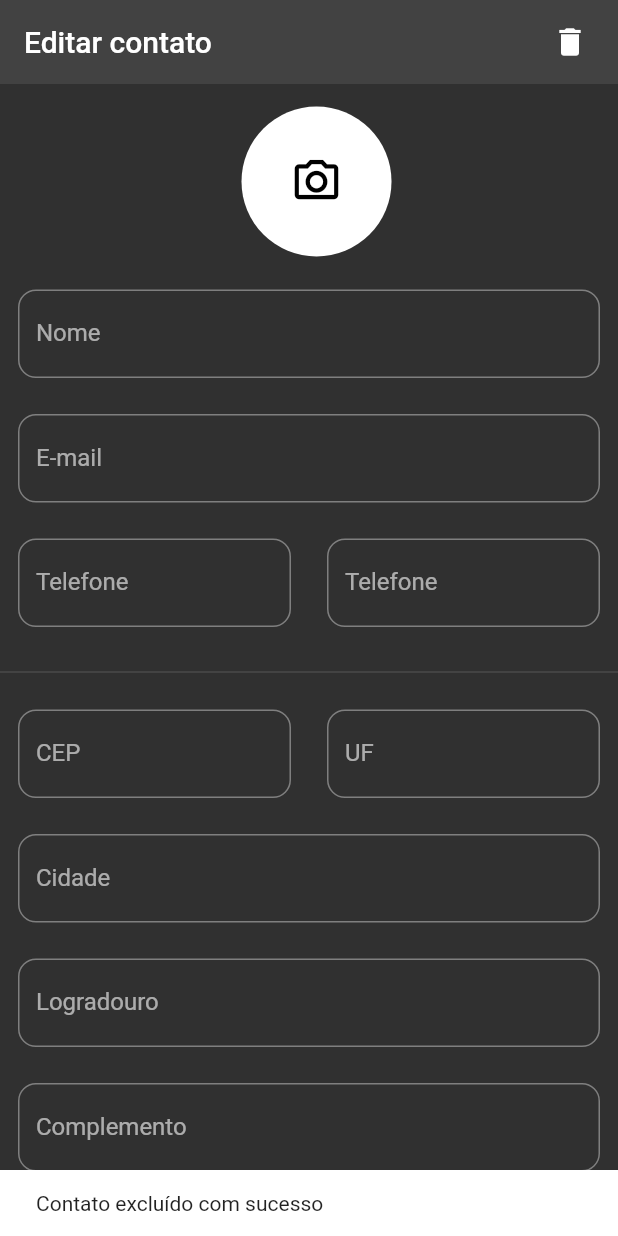
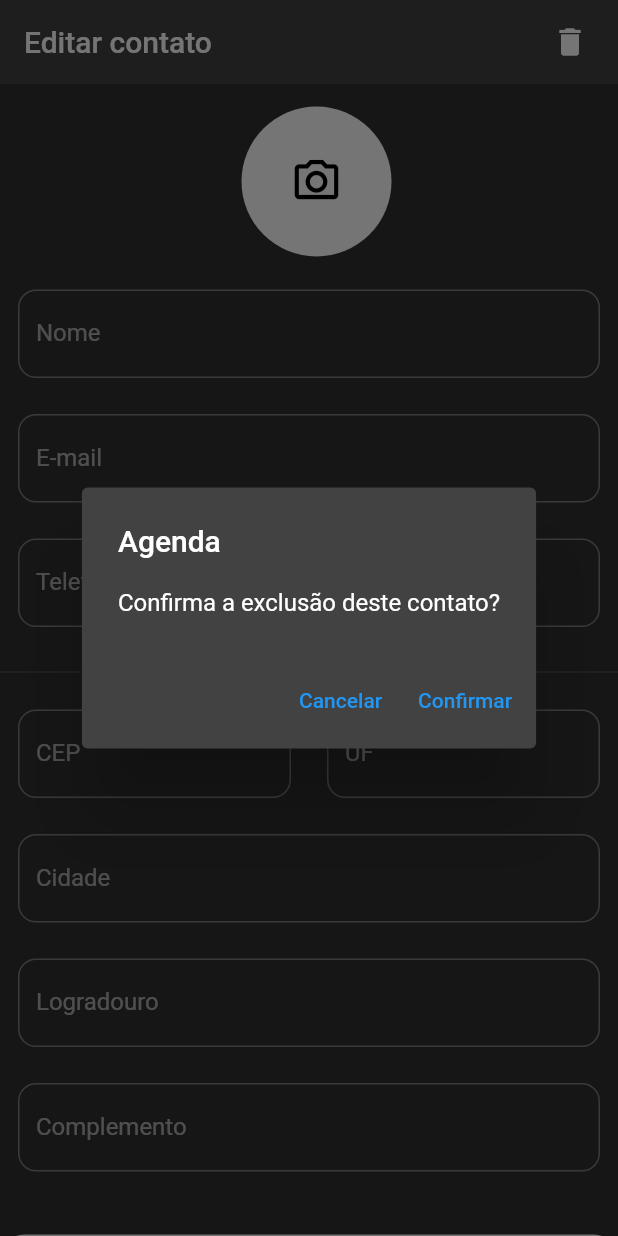
Before and after one commit to axcelloliveira/nucleus_agenda_eletronica, a Flutter app: the EditContactPage screen opened directly with empty values, after a tap on the "delete" icon, on a phone screen of 412 x 824 dp. Run offline on Flutter 3.47's test engine with Material 2 defaults, Android fonts, the phone set to English and light mode, and no system bars; our stand-ins replace cloud_firestore, firebase_core, get, image_picker; accounts and stored records are empty.

Commit message:
Excluir contato

```diff
--- a/lib/app/controllers/edit_contact_controller.dart
+++ b/lib/app/controllers/edit_contact_controller.dart
@@ -115,5 +115,7 @@ class EditContactController extends GetxController {
     } catch (error) {
       ScaffoldMessenger.of(context!).showSnackBar(errorDeleteSnackbar);
     }
+
+    Get.offAll(const ContactPage());
   }
 }
--- a/lib/app/views/pages/edit_contact_page.dart
+++ b/lib/app/views/pages/edit_contact_page.dart
@@ -44,9 +44,24 @@ class _EditContactPageState extends State<EditContactPage> {
           Padding(
             padding: const EdgeInsets.all(8.0),
             child: IconButton(
-              onPressed: () {
-                controller.deleteContact(context, widget.model2!.reference);
-              },
+              onPressed: () => showDialog<String>(
+                context: context,
+                builder: (BuildContext context) => AlertDialog(
+                  title: const Text('Agenda'),
+                  content: const Text('Confirma a exclusão deste contato?'),
+                  actions: <Widget>[
+                    TextButton(
+                      onPressed: () => Navigator.pop(context, 'Cancel'),
+                      child: const Text('Cancelar'),
+                    ),
+                    TextButton(
+                      onPressed: () => controller.deleteContact(
+                          context, widget.model2!.reference),
+                      child: const Text('Confirmar'),
+                    ),
+                  ],
+                ),
+              ),
               icon: const Icon(Icons.delete),
             ),
           )
```
